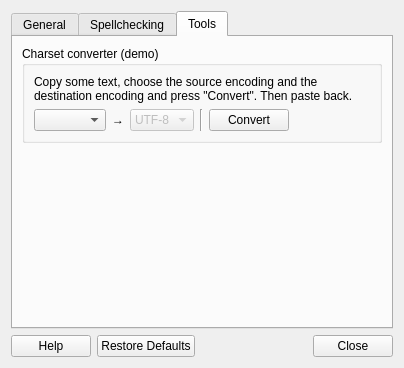
First picture: the form in config-gui/controller.ui, repository BoGoEngine/ibus-bogo, before the edit.
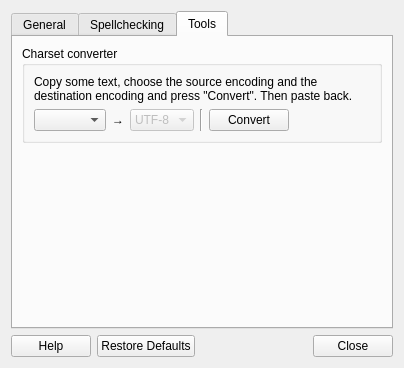
Second picture: the form after the edit. The open tabs and pages were chosen to show the change.

Commit message: Fix GUI tab order and translation

Diff of the .ui file:
```diff
--- a/config-gui/controller.ui
+++ b/config-gui/controller.ui
@@ -167,7 +167,7 @@
        <item>
         <widget class="QGroupBox" name="groupBox">
          <property name="title">
-          <string>Charset converter (demo)</string>
+          <string>Charset converter</string>
          </property>
          <property name="checkable">
           <bool>false</bool>
```
Left out of the diff: 2 changed lines with no effect on the pictures. The commit also changes 1 other file.
